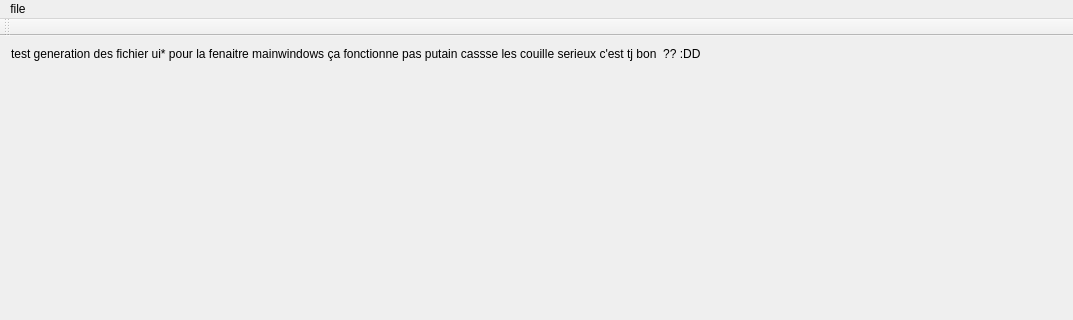
Above: mainwindow.ui from yvillepo/pokerMonitor before the change; both pictures show x 0 to 1073 and y 0 to 320 of the 1073 by 900 pixel window. Below: the same form after it.
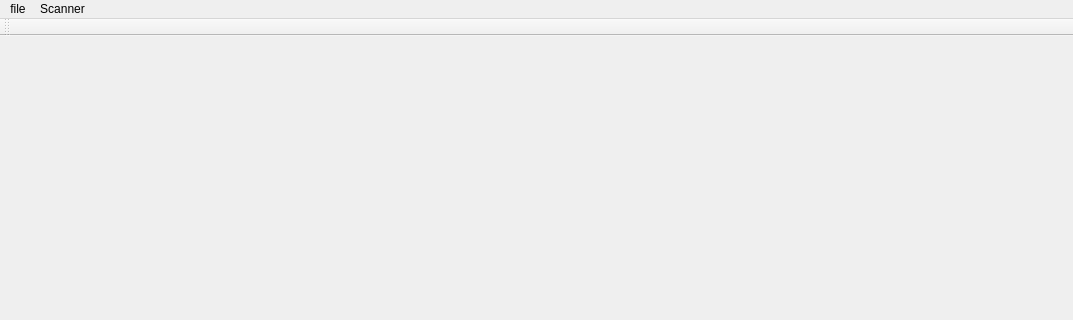
That is the form after the change. Icons and pictures are not drawn.

What changed in the file:
```diff
--- a/mainwindow.ui
+++ b/mainwindow.ui
@@ -48,26 +48,6 @@
     <property name="sizeConstraint">
      <enum>QLayout::SetNoConstraint</enum>
     </property>
-    <item>
-     <widget class="QLabel" name="label">
-      <property name="text">
-       <string>test generation des fichier ui* pour la fenaitre mainwindows ça fonctionne pas putain cassse les couille serieux c'est tj bon  ?? :DD</string>
-      </property>
-     </widget>
-    </item>
-    <item>
-     <spacer name="verticalSpacer">
-      <property name="orientation">
-       <enum>Qt::Vertical</enum>
-      </property>
-      <property name="sizeHint" stdset="0">
-       <size>
-        <width>20</width>
-        <height>40</height>
-       </size>
-      </property>
-     </spacer>
-    </item>
    </layout>
   </widget>
   <widget class="QMenuBar" name="menuBar">
@@ -88,7 +68,14 @@
     <addaction name="actionnewPOurTest"/>
     <addaction name="actiontesttesttest"/>
    </widget>
+   <widget class="QMenu" name="menuScanner">
+    <property name="title">
+     <string>Scanner</string>
+    </property>
+    <addaction name="actionDiagnostic"/>
+   </widget>
    <addaction name="menufile"/>
+   <addaction name="menuScanner"/>
   </widget>
   <widget class="QToolBar" name="mainToolBar">
    <attribute name="toolBarArea">
```
Left out of the diff: 7 changed lines with no effect on the pictures.
